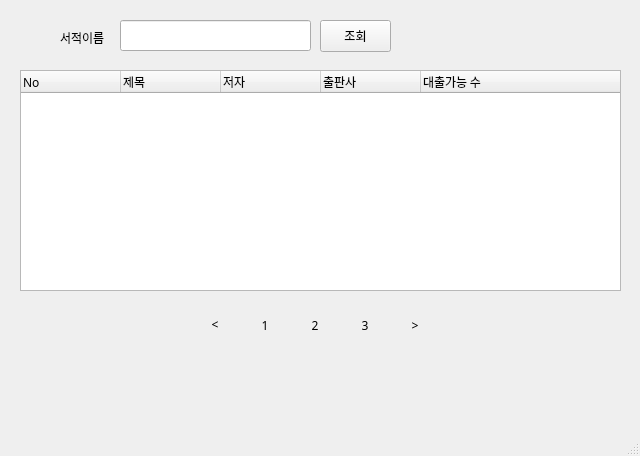
This is search.ui in minhaeun/Database as Qt 5 draws it before an edit. The edited form follows.
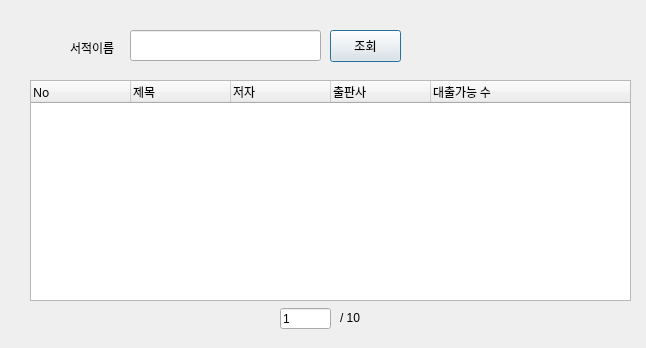
This is the edited form. Icons and pictures are not drawn.

Patch:
```diff
--- a/search.ui
+++ b/search.ui
@@ -1,24 +1,23 @@
 <?xml version="1.0" encoding="UTF-8"?>
 <ui version="4.0">
- <class>MainWindow</class>
- <widget class="QMainWindow" name="MainWindow">
+ <class>Dialog</class>
+ <widget class="QDialog" name="Dialog">
   <property name="geometry">
    <rect>
     <x>0</x>
     <y>0</y>
-    <width>640</width>
-    <height>456</height>
+    <width>646</width>
+    <height>348</height>
    </rect>
   </property>
   <property name="windowTitle">
    <string>MainWindow</string>
   </property>
-  <widget class="QWidget" name="centralwidget">
    <widget class="QPushButton" name="pushButton">
     <property name="geometry">
      <rect>
-      <x>320</x>
-      <y>20</y>
+     <x>330</x>
+     <y>30</y>
       <width>71</width>
       <height>32</height>
      </rect>
@@ -32,44 +31,11 @@
      <string>조회</string>
     </property>
    </widget>
-   <widget class="QLabel" name="label">
-    <property name="geometry">
-     <rect>
-      <x>60</x>
-      <y>30</y>
-      <width>58</width>
-      <height>16</height>
-     </rect>
-    </property>
-    <property name="font">
-     <font>
-      <family>나눔고딕</family>
-     </font>
-    </property>
-    <property name="text">
-     <string>서적이름</string>
-    </property>
-   </widget>
-   <widget class="QLineEdit" name="lineEdit">
-    <property name="geometry">
-     <rect>
-      <x>120</x>
-      <y>20</y>
-      <width>191</width>
-      <height>31</height>
-     </rect>
-    </property>
-    <property name="font">
-     <font>
-      <family>나눔고딕</family>
-     </font>
-    </property>
-   </widget>
    <widget class="QTreeWidget" name="treeWidget">
     <property name="geometry">
      <rect>
-      <x>20</x>
-      <y>70</y>
+     <x>30</x>
+     <y>80</y>
       <width>601</width>
       <height>221</height>
      </rect>
@@ -105,236 +71,11 @@
      </property>
     </column>
    </widget>
-   <widget class="QLabel" name="label_24">
-    <property name="geometry">
-     <rect>
-      <x>300</x>
-      <y>310</y>
-      <width>30</width>
-      <height>30</height>
-     </rect>
-    </property>
-    <property name="font">
-     <font>
-      <family>나눔고딕</family>
-     </font>
-    </property>
-    <property name="text">
-     <string>2</string>
-    </property>
-    <property name="alignment">
-     <set>Qt::AlignCenter</set>
-    </property>
-   </widget>
-   <widget class="QLabel" name="label_26">
-    <property name="geometry">
-     <rect>
-      <x>400</x>
-      <y>310</y>
-      <width>30</width>
-      <height>30</height>
-     </rect>
-    </property>
-    <property name="font">
-     <font>
-      <family>나눔고딕</family>
-     </font>
-    </property>
-    <property name="text">
-     <string>&gt;</string>
-    </property>
-    <property name="alignment">
-     <set>Qt::AlignCenter</set>
-    </property>
-   </widget>
-   <widget class="QLabel" name="label_22">
-    <property name="geometry">
-     <rect>
-      <x>350</x>
-      <y>310</y>
-      <width>30</width>
-      <height>30</height>
-     </rect>
-    </property>
-    <property name="font">
-     <font>
-      <family>나눔고딕</family>
-     </font>
-    </property>
-    <property name="text">
-     <string>3</string>
-    </property>
-    <property name="alignment">
-     <set>Qt::AlignCenter</set>
-    </property>
-   </widget>
-   <widget class="QLabel" name="pagePrev1_13">
-    <property name="geometry">
-     <rect>
-      <x>340</x>
-      <y>300</y>
-      <width>50</width>
-      <height>50</height>
-     </rect>
-    </property>
-    <property name="font">
-     <font>
-      <family>나눔고딕</family>
-     </font>
-    </property>
-    <property name="text">
-     <string/>
-    </property>
-    <property name="pixmap">
-     <pixmap>image/square.png</pixmap>
-    </property>
-    <property name="scaledContents">
-     <bool>true</bool>
-    </property>
-   </widget>
-   <widget class="QLabel" name="pagePrev1_11">
-    <property name="geometry">
-     <rect>
-      <x>390</x>
-      <y>300</y>
-      <width>50</width>
-      <height>50</height>
-     </rect>
-    </property>
-    <property name="font">
-     <font>
-      <family>나눔고딕</family>
-     </font>
-    </property>
-    <property name="text">
-     <string/>
-    </property>
-    <property name="pixmap">
-     <pixmap>image/square.png</pixmap>
-    </property>
-    <property name="scaledContents">
-     <bool>true</bool>
-    </property>
-   </widget>
-   <widget class="QLabel" name="label_14">
-    <property name="geometry">
-     <rect>
-      <x>200</x>
-      <y>310</y>
-      <width>30</width>
-      <height>30</height>
-     </rect>
-    </property>
-    <property name="font">
-     <font>
-      <family>나눔고딕</family>
-     </font>
-    </property>
-    <property name="text">
-     <string>&lt;</string>
-    </property>
-    <property name="alignment">
-     <set>Qt::AlignCenter</set>
-    </property>
-   </widget>
-   <widget class="QLabel" name="pagePrev1_2">
-    <property name="geometry">
-     <rect>
-      <x>190</x>
-      <y>300</y>
-      <width>50</width>
-      <height>50</height>
-     </rect>
-    </property>
-    <property name="font">
-     <font>
-      <family>나눔고딕</family>
-     </font>
-    </property>
-    <property name="text">
-     <string/>
-    </property>
-    <property name="pixmap">
-     <pixmap>image/square.png</pixmap>
-    </property>
-    <property name="scaledContents">
-     <bool>true</bool>
-    </property>
-   </widget>
-   <widget class="QLabel" name="label_23">
-    <property name="geometry">
-     <rect>
-      <x>250</x>
-      <y>310</y>
-      <width>30</width>
-      <height>30</height>
-     </rect>
-    </property>
-    <property name="font">
-     <font>
-      <family>나눔고딕</family>
-     </font>
-    </property>
-    <property name="text">
-     <string>1</string>
-    </property>
-    <property name="alignment">
-     <set>Qt::AlignCenter</set>
-    </property>
-   </widget>
-   <widget class="QLabel" name="pagePrev1_9">
-    <property name="geometry">
-     <rect>
-      <x>290</x>
-      <y>300</y>
-      <width>50</width>
-      <height>50</height>
-     </rect>
-    </property>
-    <property name="font">
-     <font>
-      <family>나눔고딕</family>
-     </font>
-    </property>
-    <property name="text">
-     <string/>
-    </property>
-    <property name="pixmap">
-     <pixmap>image/square.png</pixmap>
-    </property>
-    <property name="scaledContents">
-     <bool>true</bool>
-    </property>
-   </widget>
-   <widget class="QLabel" name="pagePrev1_12">
-    <property name="geometry">
-     <rect>
-      <x>240</x>
-      <y>300</y>
-      <width>50</width>
-      <height>50</height>
-     </rect>
-    </property>
-    <property name="font">
-     <font>
-      <family>나눔고딕</family>
-     </font>
-    </property>
-    <property name="text">
-     <string/>
-    </property>
-    <property name="pixmap">
-     <pixmap>image/square.png</pixmap>
-    </property>
-    <property name="scaledContents">
-     <bool>true</bool>
-    </property>
-   </widget>
    <widget class="QLabel" name="label_27">
     <property name="geometry">
      <rect>
-      <x>20</x>
-      <y>20</y>
+     <x>30</x>
+     <y>30</y>
       <width>32</width>
       <height>32</height>
      </rect>
@@ -354,18 +95,65 @@
      <bool>true</bool>
     </property>
    </widget>
+  <widget class="QLabel" name="label">
+   <property name="geometry">
+    <rect>
+     <x>70</x>
+     <y>40</y>
+     <width>58</width>
+     <height>16</height>
+    </rect>
+   </property>
+   <property name="font">
+    <font>
+     <family>나눔고딕</family>
+    </font>
+   </property>
+   <property name="text">
+    <string>서적이름</string>
+   </property>
   </widget>
-  <widget class="QMenuBar" name="menubar">
+  <widget class="QLineEdit" name="lineEdit">
    <property name="geometry">
     <rect>
-     <x>0</x>
-     <y>0</y>
-     <width>640</width>
-     <height>26</height>
+     <x>130</x>
+     <y>30</y>
+     <width>191</width>
+     <height>31</height>
     </rect>
    </property>
+   <property name="font">
+    <font>
+     <family>나눔고딕</family>
+    </font>
+   </property>
   </widget>
-  <widget class="QStatusBar" name="statusbar"/>
+  <widget class="QLineEdit" name="lineEdit_2">
+   <property name="geometry">
+    <rect>
+     <x>280</x>
+     <y>308</y>
+     <width>51</width>
+     <height>21</height>
+    </rect>
+   </property>
+   <property name="text">
+    <string>1</string>
+   </property>
+  </widget>
+  <widget class="QLabel" name="label_3">
+   <property name="geometry">
+    <rect>
+     <x>340</x>
+     <y>310</y>
+     <width>58</width>
+     <height>16</height>
+    </rect>
+   </property>
+   <property name="text">
+    <string>/ 10</string>
+   </property>
+  </widget>
  </widget>
  <resources/>
  <connections/>
```
Left out of the diff: 2 changed lines with no effect on the pictures. Lines whose indentation alone changed are shown as unchanged.
